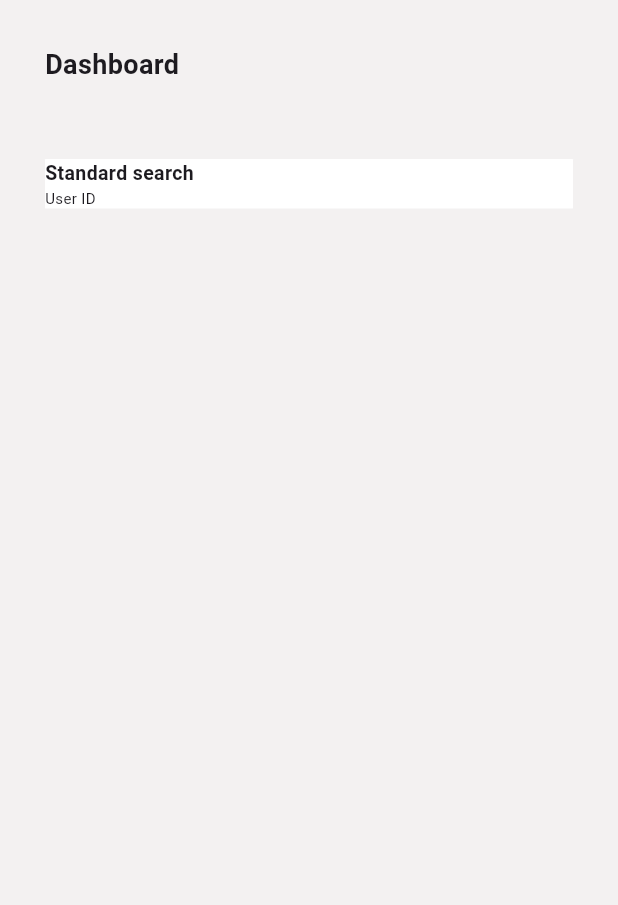
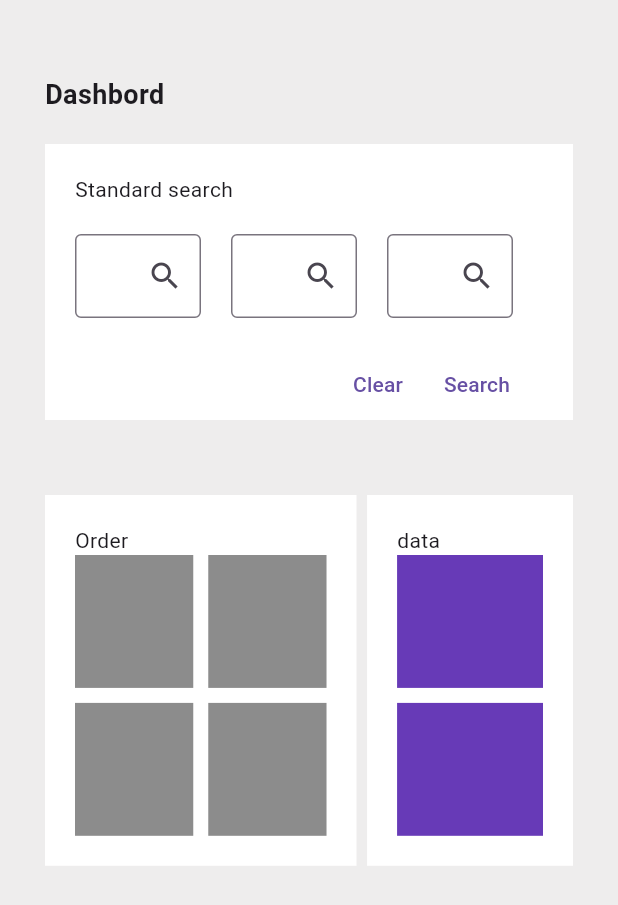
Before and after one commit to Mildwann/dashboard, a Flutter app: the screen it shows after launch, on a phone screen of 412 x 824 dp. Shown: the top 905 px of the screen. Run offline on Flutter 3.47's test engine with Material 3 defaults, Android fonts, the phone set to English and light mode, and no system bars.

Commit message:
new code

```diff
--- a/lib/dashboard.dart
+++ b/lib/dashboard.dart
@@ -1,50 +1,191 @@
 import 'package:flutter/material.dart';
 
-class MyDashBord extends StatelessWidget {
-  const MyDashBord({super.key});
+class MyDashBord extends StatefulWidget {
+  const MyDashBord({Key? key}) : super(key: key);
+
+  @override
+  State<MyDashBord> createState() => _MyDashBordState();
+}
+
+class _MyDashBordState extends State<MyDashBord> {
+  TextEditingController userId1Controller = TextEditingController();
+  TextEditingController userId2Controller = TextEditingController();
+  TextEditingController userId3Controller = TextEditingController();
+
   @override
   Widget build(BuildContext context) {
-    double Width = MediaQuery.of(context).size.width;
-    double Height = MediaQuery.of(context).size.height;
+    double width = MediaQuery.of(context).size.width;
+    double height = MediaQuery.of(context).size.height;
+
     return Scaffold(
       body: Column(
         children: [
           Container(
-              width: double.infinity,
-              margin: EdgeInsets.all(30),
-              child: const Text(
-                "Dashboard",
-                style: TextStyle(fontSize: 18, fontWeight: FontWeight.bold),
-              )),
+            width: double.infinity,
+            margin: const EdgeInsets.fromLTRB(30, 50, 30, 20),
+            child: const Text(
+              "Dashbord",
+              style: TextStyle(fontWeight: FontWeight.bold, fontSize: 18),
+            ),
+          ),
           Container(
-            width: double.infinity,
-            decoration: BoxDecoration(
-                color: Colors.white, borderRadius: BorderRadius.circular(0.3)),
-            margin: EdgeInsets.fromLTRB(30, 20, 30, 0),
+            color: Colors.white,
+            margin: const EdgeInsets.fromLTRB(30, 0, 30, 0),
             child: Column(
               crossAxisAlignment: CrossAxisAlignment.start,
               children: [
                 Container(
-                    child: const Text(
-                  "Standard search",
-                  style: TextStyle(fontSize: 13, fontWeight: FontWeight.bold),
-                )),
+                  width: double.infinity,
+                  margin: const EdgeInsets.fromLTRB(20, 20, 20, 0),
+                  child: const Text("Standard search"),
+                ),
                 Container(
+                  margin: EdgeInsets.all(20),
                   child: Row(
                     children: [
                       Container(
-                        child: const Column(
+                        width: (width - 100) / 3,
+                        child: Container(
+                          padding: EdgeInsets.only(right: 20),
+                          child: TextField(
+                            controller: userId3Controller,
+                            decoration: const InputDecoration(
+                                border: OutlineInputBorder(
+                                    borderSide: BorderSide(color: Colors.teal)),
+                                hintText: 'Search',
+                                suffixIcon: Icon(Icons.search)),
+                          ),
+                        ),
+                      ),
+                      Container(
+                        width: (width - 100) / 3,
+                        child: Container(
+                          padding: EdgeInsets.only(right: 20),
+                          child: TextField(
+                            controller: userId3Controller,
+                            decoration: const InputDecoration(
+                                border: OutlineInputBorder(
+                                    borderSide: BorderSide(color: Colors.teal)),
+                                hintText: 'Search',
+                                suffixIcon: Icon(Icons.search)),
+                          ),
+                        ),
+                      ),
+                      Container(
+                        width: (width - 100) / 3,
+                        child: Container(
+                          padding: EdgeInsets.only(right: 20),
+                          child: TextField(
+                            controller: userId3Controller,
+                            decoration: const InputDecoration(
+                                border: OutlineInputBorder(
+                                    borderSide: BorderSide(color: Colors.teal)),
+                                hintText: 'Search',
+                                suffixIcon: Icon(Icons.search)),
+                          ),
+                        ),
+                      ),
+                    ],
+                  ),
+                ),
+                Container(
+                  padding: EdgeInsets.only(right: 30),
+                  child: Row(
+                    mainAxisAlignment: MainAxisAlignment.end,
+                    children: [
+                      TextButton(onPressed: () {}, child: Text("Clear")),
+                      TextButton(onPressed: () {}, child: Text("Search")),
+                    ],
+                  ),
+                )
+              ],
+            ),
+          ),
+          Container(
+            margin: const EdgeInsets.fromLTRB(30, 50, 30, 20),
+            height: height * 0.3,
+            width: width,
+            child: Row(
+              mainAxisAlignment: MainAxisAlignment.spaceBetween,
+              children: [
+                Container(
+                  padding: EdgeInsets.all(20),
+                  color: Colors.white,
+                  width: (width - 60) * 0.59,
+                  child: Column(
+                    crossAxisAlignment: CrossAxisAlignment.start,
+                    children: [
+                      Text("Order"),
+                      Expanded(
+                        child: Row(
                           children: [
-                            Text(
-                              "User ID",
-                              style: TextStyle(fontSize: 10),
+                            Expanded(
+                              child: Container(
+                                color: Colors.black45,
+                              ),
+                            ),
+                            SizedBox(
+                              width: 10,
+                            ),
+                            Expanded(
+                              child: Container(
+                                color: Colors.black45,
+                              ),
+                            ),
+                          ],
+                        ),
+                      ),
+                      SizedBox(
+                        height: 10,
+                      ),
+                      Expanded(
+                        child: Row(
+                          children: [
+                            Expanded(
+                              child: Container(
+                                color: Colors.black45,
+                              ),
+                            ),
+                            SizedBox(
+                              width: 10,
+                            ),
+                            Expanded(
+                              child: Container(
+                                color: Colors.black45,
+                              ),
                             ),
                           ],
                         ),
                       )
                     ],
                   ),
-                )
+                ),
+                Container(
+                  padding: EdgeInsets.all(20),
+                  color: Colors.white,
+                  width: (width - 60) * 0.39,
+                  child: Column(
+                    crossAxisAlignment: CrossAxisAlignment.start,
+                    children: [
+                      Text("data"),
+                      Expanded(
+                        child: Container(
+                          height: 50,
+                          color: Colors.deepPurple,
+                        ),
+                      ),
+                      SizedBox(
+                        height: 10,
+                      ),
+                      Expanded(
+                        child: Container(
+                          height: 50,
+                          color: Colors.deepPurple,
+                        ),
+                      )
+                    ],
+                  ),
+                ),
               ],
             ),
           )
--- a/lib/main.dart
+++ b/lib/main.dart
@@ -13,7 +13,7 @@ class MainApp extends StatelessWidget {
     return MaterialApp(
       home: MyDashBord(),
       theme: new ThemeData(
-          scaffoldBackgroundColor: Color.fromARGB(175, 238, 234, 234)),
+          scaffoldBackgroundColor: Color.fromARGB(173, 230, 229, 229)),
       debugShowCheckedModeBanner: false,
     );
   }
```
